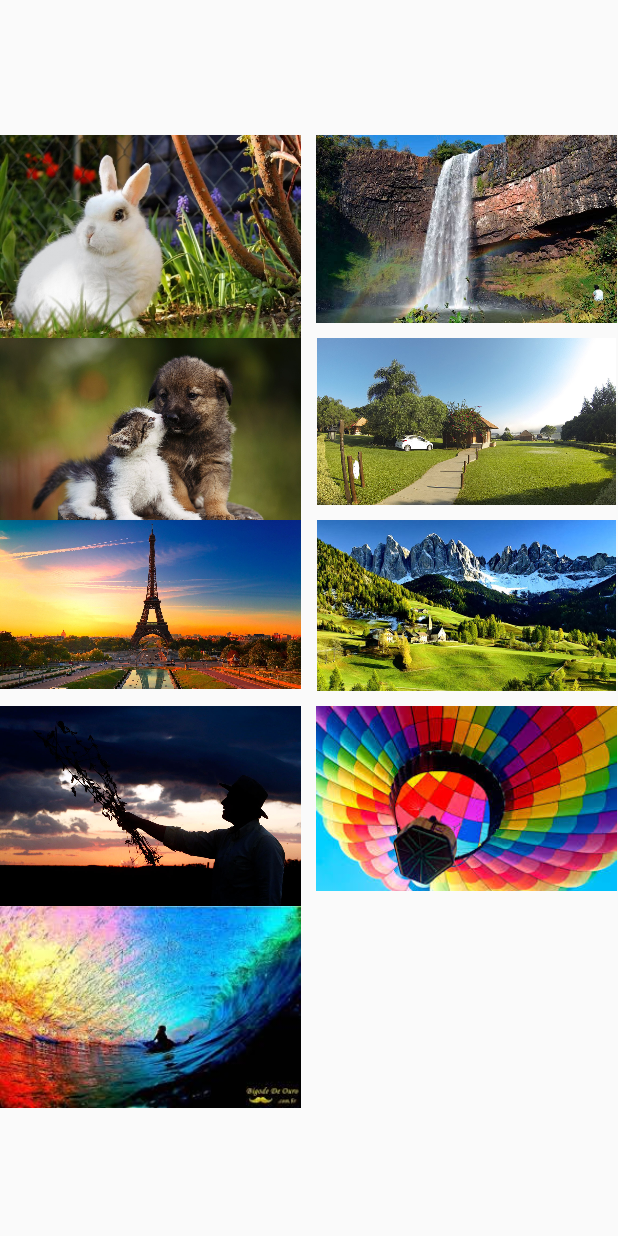
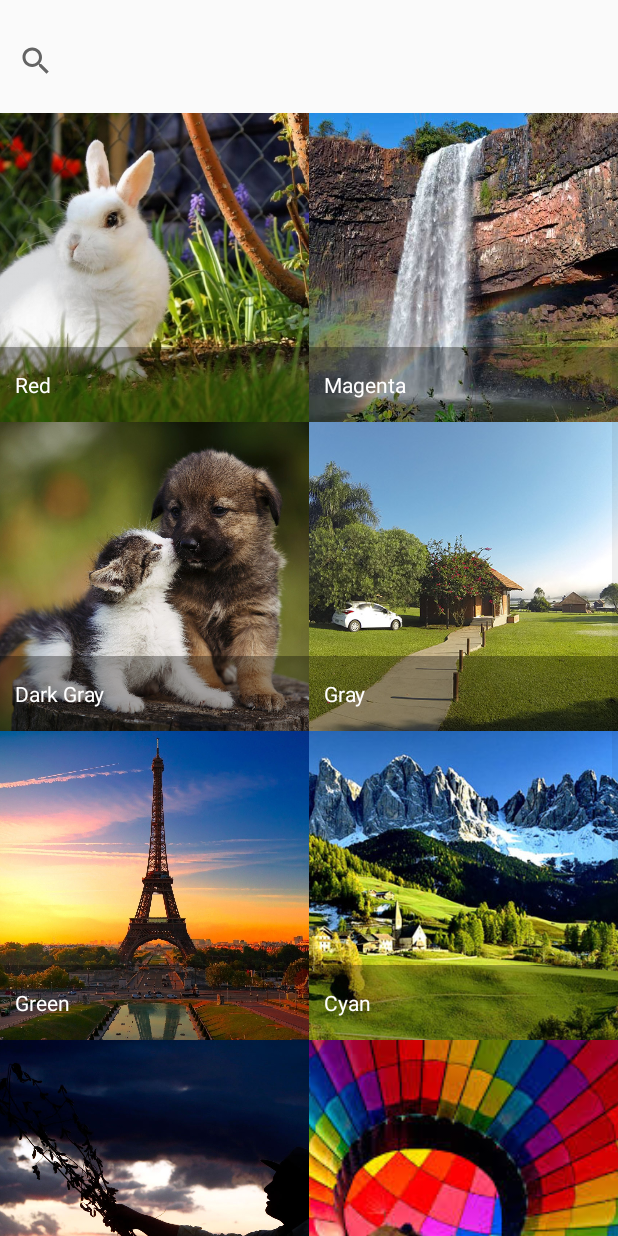
Before and after one commit to rdfluna/PhotoStamp, an Android app: the Tela_menu screen opened directly, with no data from a screen before it, on a phone screen of 412 x 824 dp. Run offline under Robolectric (Android 15) with nearby library versions, the phone set to English and light mode, and no system bars.

Commit message:
Imagens do GridView Arrumadas E barra pEsquisa Colocada porem falta tentar chamar as abas de menu na tela

```diff
--- a/app/src/main/java/br/tcc/unicid/photostamp/Adaptador.java
+++ /dev/null
@@ -1,43 +0,0 @@
-package br.tcc.unicid.photostamp;
-
-import android.content.Context;
-
-import android.view.View;
-import android.view.ViewGroup;
-import android.widget.BaseAdapter;
-import android.widget.ImageView;
-
-public class Adaptador extends BaseAdapter {
-    private Context ctx;
-    private int[] lista;
-
-        public Adaptador(Context ctx, int[]lista){
-            this.ctx = ctx;
-            this.lista = lista;
-
-    }
-
-        @Override
-        public int getCount() {
-            return lista.length;
-        }
-
-        @Override
-        public Object getItem(int i) {
-            return lista[i];
-        }
-
-        @Override
-        public long getItemId(int i) {
-            return i;
-        }
-
-        @Override
-        public View getView(int i, View view, ViewGroup viewGroup) {
-
-            ImageView iv = new ImageView(ctx);
-            iv.setImageResource(lista[i]);
-            iv.setAdjustViewBounds(true);
-            return iv;
-        }
-}
--- /dev/null
+++ b/app/src/main/java/br/tcc/unicid/photostamp/MyAdapter.java
@@ -0,0 +1,84 @@
+package br.tcc.unicid.photostamp;
+
+import android.content.Context;
+
+import android.view.LayoutInflater;
+import android.view.View;
+import android.view.ViewGroup;
+import android.widget.BaseAdapter;
+
+import android.widget.ImageView;
+import android.widget.TextView;
+
+import java.util.ArrayList;
+import java.util.List;
+
+import br.tcc.unicid.photostamp.R;
+
+    final class MyAdapter extends BaseAdapter {
+        private final List<Item> mItems = new ArrayList<Item>();
+        private final LayoutInflater mInflater;
+
+        public MyAdapter(Context context) {
+            mInflater = LayoutInflater.from(context);
+
+            mItems.add(new Item("Red", R.drawable.a));
+            mItems.add(new Item("Magenta", R.drawable.b));
+            mItems.add(new Item("Dark Gray", R.drawable.c));
+            mItems.add(new Item("Gray", R.drawable.d));
+            mItems.add(new Item("Green", R.drawable.e));
+            mItems.add(new Item("Cyan", R.drawable.f));
+            mItems.add(new Item("Cyan", R.drawable.g));
+            mItems.add(new Item("Cyan", R.drawable.h));
+            mItems.add(new Item("Cyan", R.drawable.i));
+        }
+
+        @Override
+        public int getCount() {
+            return mItems.size();
+        }
+
+        @Override
+        public Item getItem(int i) {
+            return mItems.get(i);
+        }
+
+        @Override
+        public long getItemId(int i) {
+            return mItems.get(i).drawableId;
+        }
+
+        @Override
+        public View getView(int i, View view, ViewGroup viewGroup) {
+            View v = view;
+            ImageView picture;
+            TextView name;
+
+            if (v == null) {
+                v = mInflater.inflate(R.layout.grid_item, viewGroup, false);
+                v.setTag(R.id.picture, v.findViewById(R.id.picture));
+                v.setTag(R.id.text, v.findViewById(R.id.text));
+            }
+
+            picture = (ImageView) v.getTag(R.id.picture);
+            name = (TextView) v.getTag(R.id.text);
+
+            Item item = getItem(i);
+
+            picture.setImageResource(item.drawableId);
+            name.setText(item.name);
+
+            return v;
+        }
+
+        private static class Item {
+            public final String name;
+            public final int drawableId;
+
+            Item(String name, int drawableId) {
+                this.name = name;
+                this.drawableId = drawableId;
+            }
+        }
+
+    }
--- /dev/null
+++ b/app/src/main/java/br/tcc/unicid/photostamp/SquareImageView.java
@@ -0,0 +1,25 @@
+package br.tcc.unicid.photostamp;
+
+import android.content.Context;
+import android.util.AttributeSet;
+import android.widget.ImageView;
+
+public class SquareImageView extends ImageView {
+    public SquareImageView(Context context) {
+        super(context);
+    }
+
+    public SquareImageView(Context context, AttributeSet attrs) {
+        super(context, attrs);
+    }
+
+    public SquareImageView(Context context, AttributeSet attrs, int defStyle) {
+        super(context, attrs, defStyle);
+    }
+
+    @Override
+    protected void onMeasure(int widthMeasureSpec, int heightMeasureSpec) {
+        super.onMeasure(widthMeasureSpec, heightMeasureSpec);
+        setMeasuredDimension(getMeasuredWidth(), getMeasuredWidth()); //Snap to width
+    }
+}
--- a/app/src/main/java/br/tcc/unicid/photostamp/Tela_menu.java
+++ b/app/src/main/java/br/tcc/unicid/photostamp/Tela_menu.java
@@ -1,10 +1,15 @@
 package br.tcc.unicid.photostamp;
 
+import android.content.Intent;
 import android.os.Bundle;
 import android.support.design.widget.FloatingActionButton;
 import android.support.design.widget.Snackbar;
+import android.support.v4.view.GravityCompat;
+import android.support.v4.widget.DrawerLayout;
 import android.support.v7.app.AppCompatActivity;
 import android.support.v7.widget.Toolbar;
+import android.view.Menu;
+import android.view.MenuItem;
 import android.view.View;
 import android.widget.AdapterView;
 import android.widget.GridView;
@@ -17,13 +22,10 @@ public class Tela_menu extends AppCompatActivity {
         super.onCreate(savedInstanceState);
         setContentView(R.layout.activity_tela_menu);
 
-        int[] lista=new int[]{R.drawable.a,R.drawable.b,R.drawable.c,R.drawable.d,R.drawable.e,
-                R.drawable.f,R.drawable.g,R.drawable.h,R.drawable.i};
-
-        GridView gv = (GridView) findViewById(R.id.gridView1);
-        gv.setAdapter(new Adaptador(this,lista));
-
+        GridView gridView = (GridView) findViewById(R.id.gridview);
+        gridView.setAdapter(new MyAdapter(this));
 
 
     }
+
 }
--- a/app/src/main/res/layout/activity_tela_menu.xml
+++ b/app/src/main/res/layout/activity_tela_menu.xml
@@ -1,19 +1,29 @@
 <?xml version="1.0" encoding="utf-8"?>
-<android.support.v7.widget.LinearLayoutCompat xmlns:android="http://schemas.android.com/apk/res/android"
-    xmlns:app="http://schemas.android.com/apk/res-auto"
-    xmlns:tools="http://schemas.android.com/tools"
+<FrameLayout
+    xmlns:android="http://schemas.android.com/apk/res/android"
     android:layout_width="match_parent"
-    android:layout_height="match_parent"
-    tools:context=".Tela_menu">
+    android:layout_height="match_parent">
+
+
+
+    <SearchView
+        android:layout_marginTop="15dp"
+        android:layout_marginBottom="350dp"
+        android:layout_marginRight="0dp"
+        android:layout_marginLeft="0dp"
+        android:layout_width="match_parent"
+        android:layout_height="50dp" />
 
     <GridView
-        android:id="@+id/gridView1"
+        android:id="@+id/gridview"
         android:layout_width="match_parent"
         android:layout_height="match_parent"
-        android:layout_marginTop="90dp"
-        android:columnWidth="150dp"
-        android:horizontalSpacing="10dp"
-        android:numColumns="auto_fit"
-        android:verticalSpacing="10dp" />
+        android:layout_marginTop="75dp"
+        android:verticalSpacing="0dp"
+        android:horizontalSpacing="0dp"
+        android:stretchMode="columnWidth"
+        android:numColumns="2"/>
 
-</android.support.v7.widget.LinearLayoutCompat>
+
+
+</FrameLayout>
--- /dev/null
+++ b/app/src/main/res/layout/grid_item.xml
@@ -0,0 +1,24 @@
+<?xml version="1.0" encoding="utf-8"?>
+<FrameLayout xmlns:android="http://schemas.android.com/apk/res/android"
+    android:layout_width="match_parent"
+    android:layout_height="match_parent">
+
+    <br.tcc.unicid.photostamp.SquareImageView
+        android:id="@+id/picture"
+        android:layout_width="match_parent"
+        android:layout_height="match_parent"
+        android:scaleType="centerCrop"/>
+
+    <TextView
+        android:id="@+id/text"
+        android:layout_width="match_parent"
+        android:layout_height="wrap_content"
+        android:paddingLeft="10dp"
+        android:paddingRight="10dp"
+        android:paddingTop="15dp"
+        android:paddingBottom="15dp"
+        android:layout_gravity="bottom"
+        android:textColor="@android:color/white"
+        android:background="#55000000"/>
+
+</FrameLayout>
```
